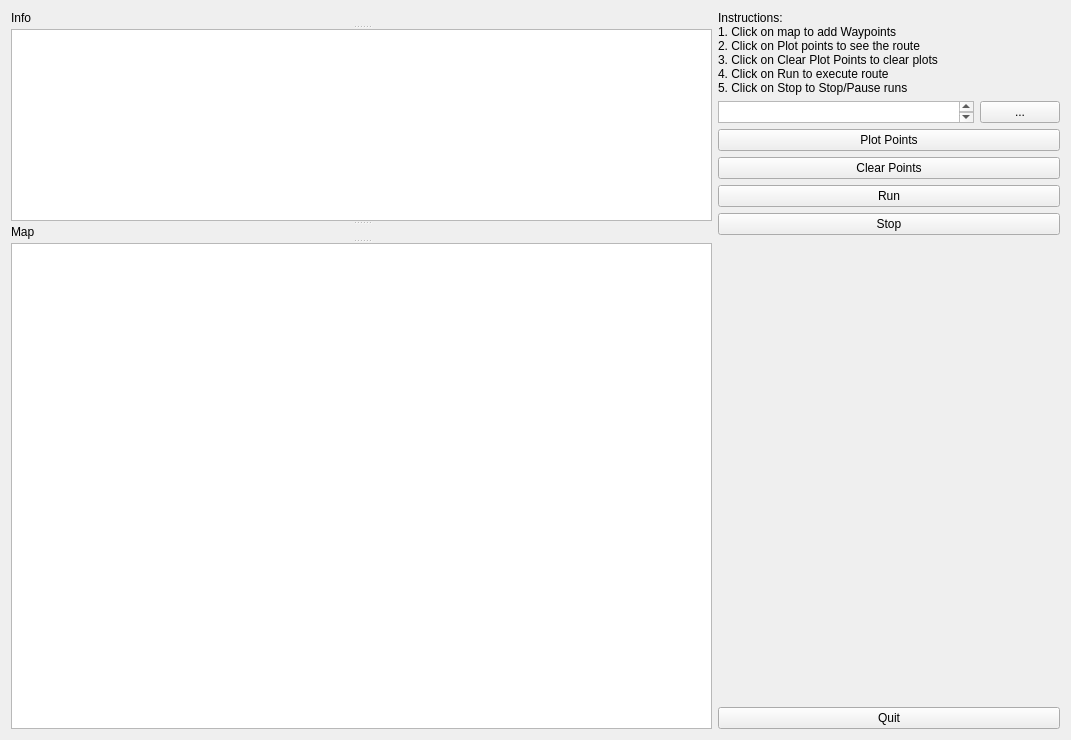
Old version of the form ui/pointplot.ui in the repository Louisgcr/point_plotter.
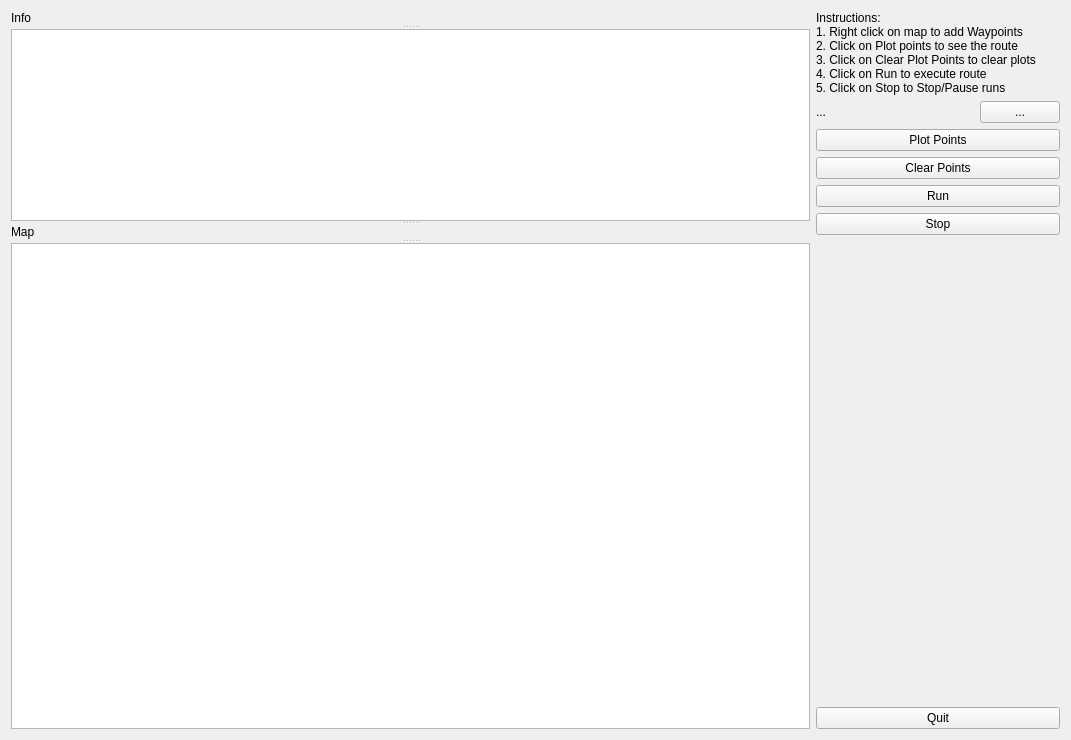
New version of the form. Custom widgets are drawn as their Qt base class.

Commit message: added load button and some functions

```diff
--- a/ui/pointplot.ui
+++ b/ui/pointplot.ui
@@ -59,7 +59,7 @@
       <widget class="QLabel" name="instructionLable">
        <property name="text">
         <string>Instructions:
-1. Click on map to add Waypoints
+1. Right click on map to add Waypoints
 2. Click on Plot points to see the route
 3. Click on Clear Plot Points to clear plots
 4. Click on Run to execute route
@@ -70,13 +70,16 @@
      <item>
       <layout class="QHBoxLayout" name="InputFile">
        <item>
-        <widget class="QTextEdit" name="fileDirText">
+        <widget class="QLabel" name="fileDirLabel">
          <property name="sizePolicy">
-          <sizepolicy hsizetype="Expanding" vsizetype="Ignored">
-           <horstretch>0</horstretch>
-           <verstretch>0</verstretch>
+          <sizepolicy hsizetype="Preferred" vsizetype="Preferred">
+           <horstretch>4</horstretch>
+           <verstretch>1</verstretch>
           </sizepolicy>
          </property>
+         <property name="text">
+          <string>...</string>
+         </property>
         </widget>
        </item>
        <item>
```
The commit also changes 7 other files.
